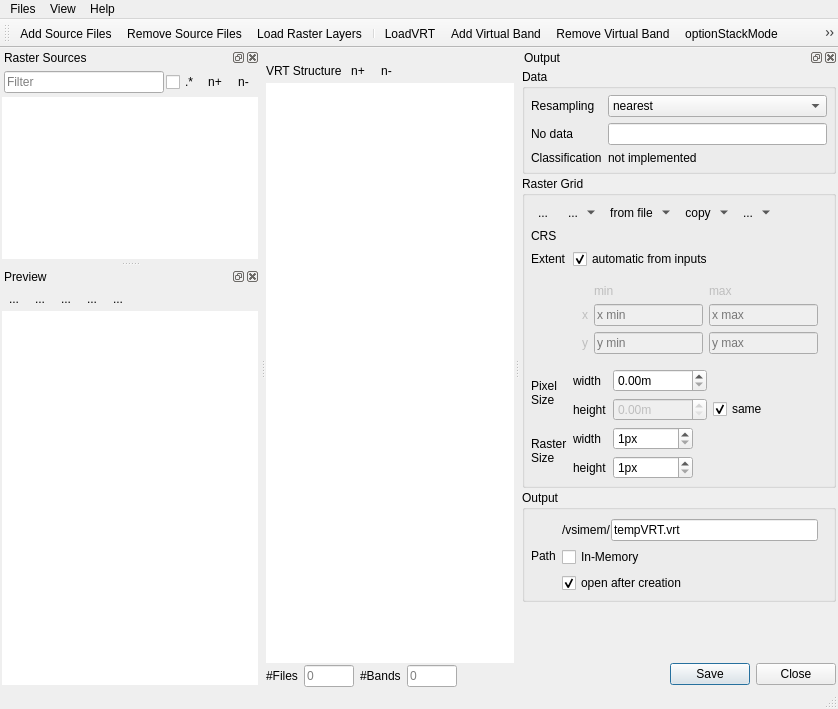
Above: vrtbuilder/ui/vrtbuilder.ui from jakimowb/virtual-raster-builder before the change. Below: the same form after it.
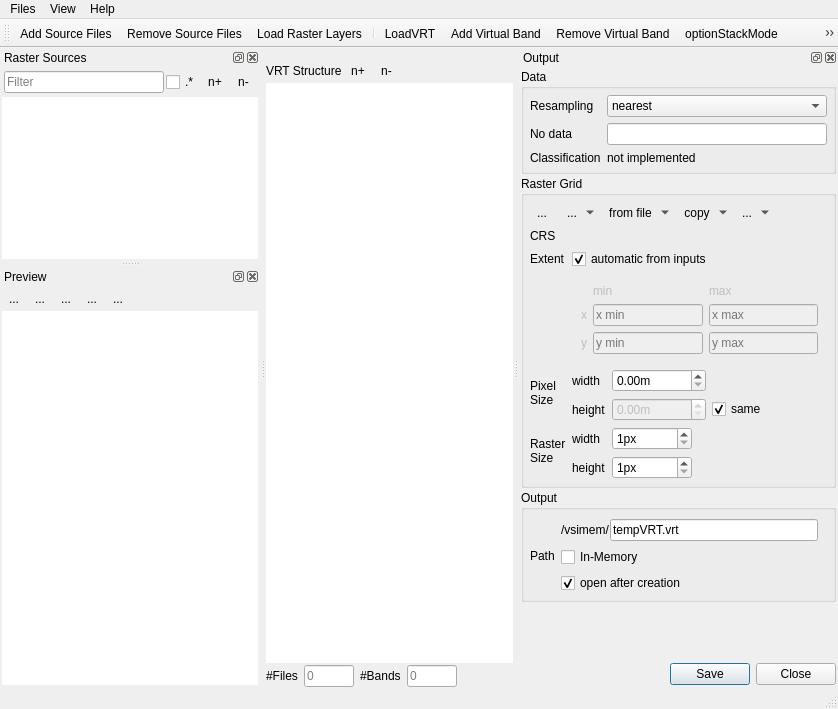
That is the form after the change. Icons and pictures are not drawn. Custom widgets are drawn as their Qt base class.

Commit message: resolved #25 "Setting Nodata not working (vrt + tif)"

The edit to the form file:
```diff
--- a/vrtbuilder/ui/vrtbuilder.ui
+++ b/vrtbuilder/ui/vrtbuilder.ui
@@ -499,7 +499,7 @@
   <widget class="QDockWidget" name="dockOutput">
    <property name="minimumSize">
     <size>
-     <width>318</width>
+     <width>319</width>
      <height>554</height>
     </size>
    </property>
```
Left out of the diff: 26 changed lines with no effect on the pictures. The commit also changes 2 other files.
